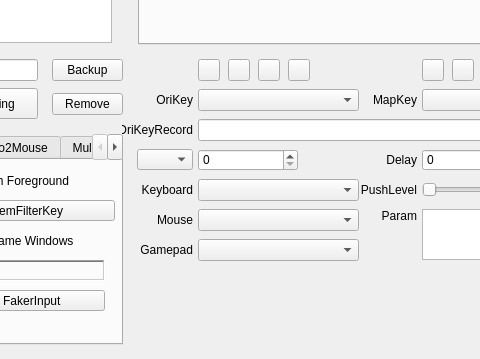
First picture: the form in QKeyMapper/qkeymapper.ui, repository Zalafina/QKeyMapper, before the edit; both pictures show x 388 to 868 and y 311 to 670 of the 1070 by 670 pixel window.
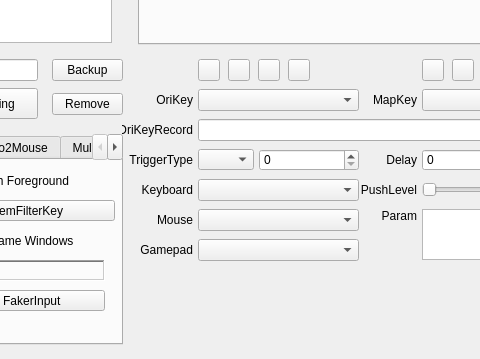
Second picture: the form after the edit. Custom widgets are drawn as their Qt base class.

Commit message: Add Select Trigger Type contextMenu item - part2.

```diff
--- a/QKeyMapper/qkeymapper.ui
+++ b/QKeyMapper/qkeymapper.ui
@@ -372,7 +372,7 @@
   <widget class="QSpinBox" name="pressTimeSpinBox">
    <property name="geometry">
     <rect>
-     <x>586</x>
+     <x>647</x>
      <y>460</y>
      <width>100</width>
      <height>22</height>
@@ -385,7 +385,7 @@
   <widget class="QComboBox" name="keyPressTypeComboBox">
    <property name="geometry">
     <rect>
-     <x>525</x>
+     <x>586</x>
      <y>460</y>
      <width>56</width>
      <height>21</height>
@@ -2584,6 +2584,22 @@
     <bool>false</bool>
    </property>
   </widget>
+  <widget class="QLabel" name="triggerTypeLabel">
+   <property name="geometry">
+    <rect>
+     <x>510</x>
+     <y>460</y>
+     <width>71</width>
+     <height>22</height>
+    </rect>
+   </property>
+   <property name="text">
+    <string>TriggerType</string>
+   </property>
+   <property name="alignment">
+    <set>Qt::AlignmentFlag::AlignRight|Qt::AlignmentFlag::AlignTrailing|Qt::AlignmentFlag::AlignVCenter</set>
+   </property>
+  </widget>
  </widget>
  <layoutdefault spacing="6" margin="11"/>
  <customwidgets>
```
Left out of the diff: 21 changed lines with no effect on the pictures. The commit also changes 9 other files.
